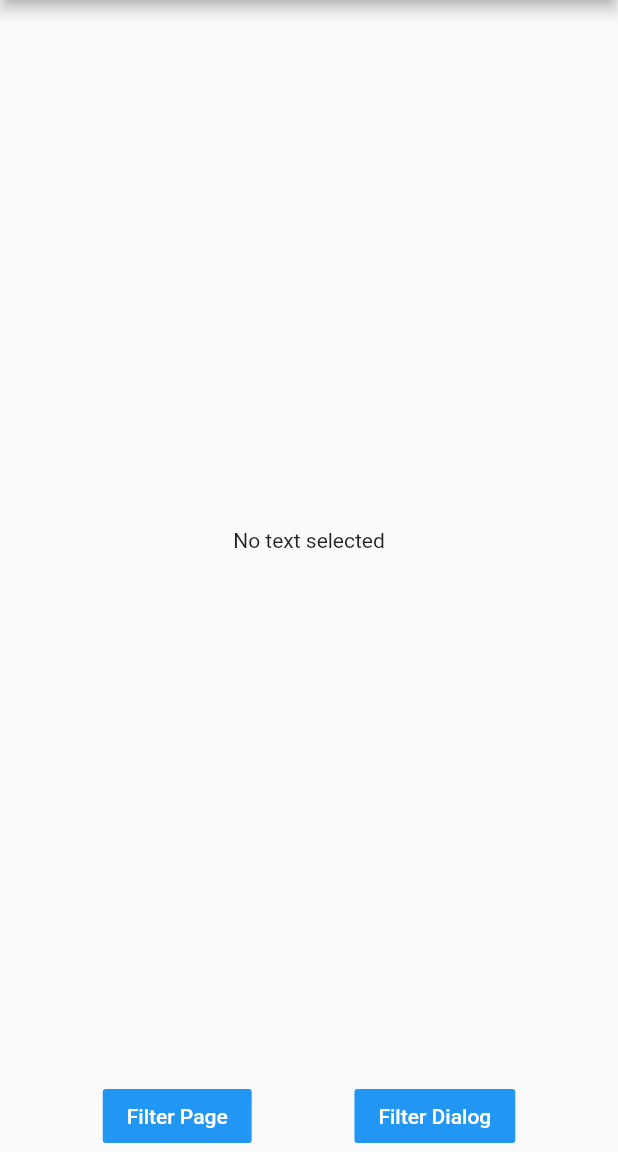
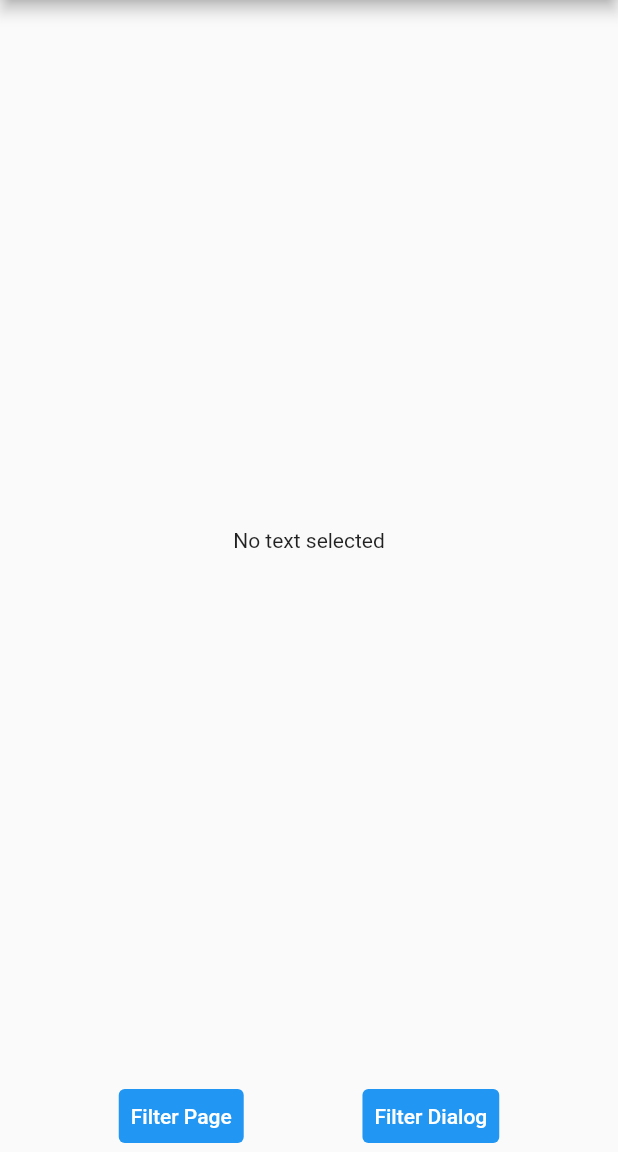
Before and after one commit to TheAlphamerc/filterlist, a Flutter app: the screen it shows after launch, on a phone screen of 412 x 824 dp, the part 84-1236 px from its top. Run offline on Flutter 3.47's test engine with Material 2 defaults, Android fonts, the phone set to English and light mode, and no system bars.

Commit message:
🚌:arrow_up: Removed depreciated flutter code. ♻ code refactor.

````diff
--- a/example/lib/main.dart
+++ b/example/lib/main.dart
@@ -38,6 +38,7 @@ class _MyHomePageState extends State<MyHomePage> {
         validateSelectedItem: (list, val) {
           return list.contains(val);
         },
+        enableOnlySingleSelection: true,
         onItemSearch: (list, text) {
           /// When text change in search text field then return list containing that text value
           ///
@@ -50,11 +51,14 @@ class _MyHomePageState extends State<MyHomePage> {
                     element.name.toLowerCase().contains(text.toLowerCase()))
                 .toList();
           }
+          return null;
         },
         height: 480,
+        // width: MediaQuery.of(context).size.width * .6,
         borderRadius: 20,
         headlineText: "Select Count",
         searchFieldHintText: "Search Here",
+        // enableOnlySingleSelection: true,
         onApplyButtonClick: (list) {
           if (list != null) {
             setState(() {
@@ -74,7 +78,7 @@ class _MyHomePageState extends State<MyHomePage> {
       bottomNavigationBar: Row(
         mainAxisAlignment: MainAxisAlignment.spaceEvenly,
         children: <Widget>[
-          FlatButton(
+          TextButton(
             onPressed: () async {
               var list = await Navigator.push(
                 context,
@@ -95,15 +99,18 @@ class _MyHomePageState extends State<MyHomePage> {
               "Filter Page",
               style: TextStyle(color: Colors.white),
             ),
-            color: Colors.blue,
+            style: ButtonStyle(
+                backgroundColor: MaterialStateProperty.all(Colors.blue)),
           ),
-          FlatButton(
+          TextButton(
             onPressed: _openFilterDialog,
             child: Text(
               "Filter Dialog",
               style: TextStyle(color: Colors.white),
             ),
-            color: Colors.blue,
+            style: ButtonStyle(
+                backgroundColor: MaterialStateProperty.all(Colors.blue)),
+            // color: Colors.blue,
           ),
         ],
       ),
@@ -170,6 +177,7 @@ class FilterPage extends StatelessWidget {
                       element.name.toLowerCase().contains(text.toLowerCase()))
                   .toList();
             }
+            return null;
           },
         ),
       ),
--- a/lib/filter_list.dart
+++ b/lib/filter_list.dart
@@ -3,14 +3,16 @@ library filter_list;
 import 'package:filter_list/src/choice_chip_widget.dart';
 import 'package:filter_list/src/search_field_widget.dart';
 import 'package:flutter/material.dart';
+import 'package:flutter/rendering.dart';
 
 part 'src/filter_list_widget.dart';
 
+class FilterListDialog {
   /// {@tool snippet}
   ///
   /// This example shows how to use [FilterListDialog]
   ///
-//  ``` dart
+  ///  ``` dart
   /// void _openFilterDialog() async {
   ///   await FilterListDialog.display(context,
   ///       listData: ["One", "Two", "Three", "Four","five","Six","Seven","Eight","Nine","Ten"],
@@ -50,8 +52,7 @@ part 'src/filter_list_widget.dart';
   /// ```
   /// {@end-tool}
   ///
-class FilterListDialog {
-  static Future<List<T>> display<T extends Object>(
+  static Future display<T>(
     context, {
 
     /// Pass list containing all data which neeeds to filter
@@ -65,13 +66,13 @@ class FilterListDialog {
     @required String Function(T b) label,
 
     /// identifies weather a item is selecte or not
-    @required bool Function(List<T> a, T b) validateSelectedItem,
+    @required ValidateSelectedItem<T> validateSelectedItem,
 
     /// filter list on the basis of search field text
     @required List<T> Function(List<T> list, String text) onItemSearch,
 
     /// Return list of all selected items
-    @required Function(List<T>) onApplyButtonClick,
+    @required OnApplyButtonClick<T> onApplyButtonClick,
     double height,
     double width,
     double borderRadius = 20,
@@ -82,6 +83,7 @@ class FilterListDialog {
     bool hidecloseIcon = false,
     bool hideheader = false,
     bool hideheaderText = false,
+    bool enableOnlySingleSelection = false,
     Color closeIconColor = Colors.black,
     Color headerTextColor = Colors.black,
     Color applyButonTextColor = Colors.white,
@@ -100,7 +102,7 @@ class FilterListDialog {
     if (width == null) {
       width = MediaQuery.of(context).size.width;
     }
-    var list = await showDialog(
+    await showDialog(
       context: context,
       builder: (BuildContext context) {
         return Dialog(
@@ -138,11 +140,10 @@ class FilterListDialog {
                 hideHeader: hideheader,
                 hideheaderText: hideheaderText,
                 hideSearchField: hideSearchField,
-            ),
+                enableOnlySingleSelection: enableOnlySingleSelection),
           ),
         );
       },
     );
-    return list;
   }
 }
````
Also changed, not shown: lib/src/filter_list_widget.dart (+76 -72 lines), example/pubspec.lock, 1 other file. Lines whose indentation alone changed are shown as unchanged.
